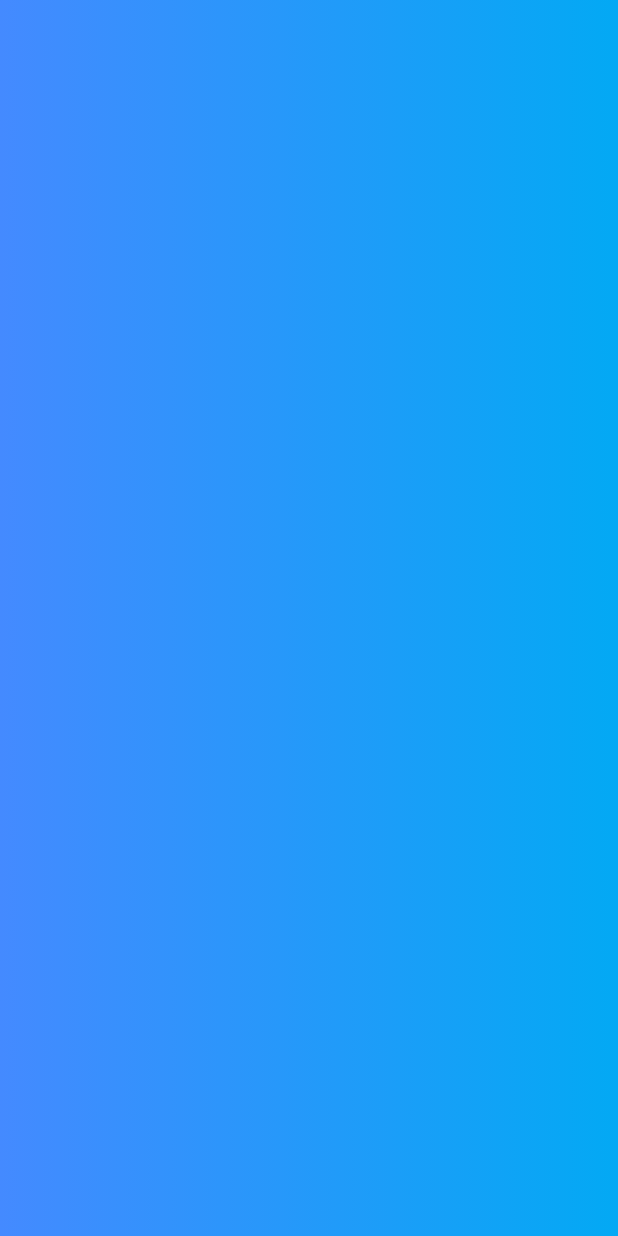
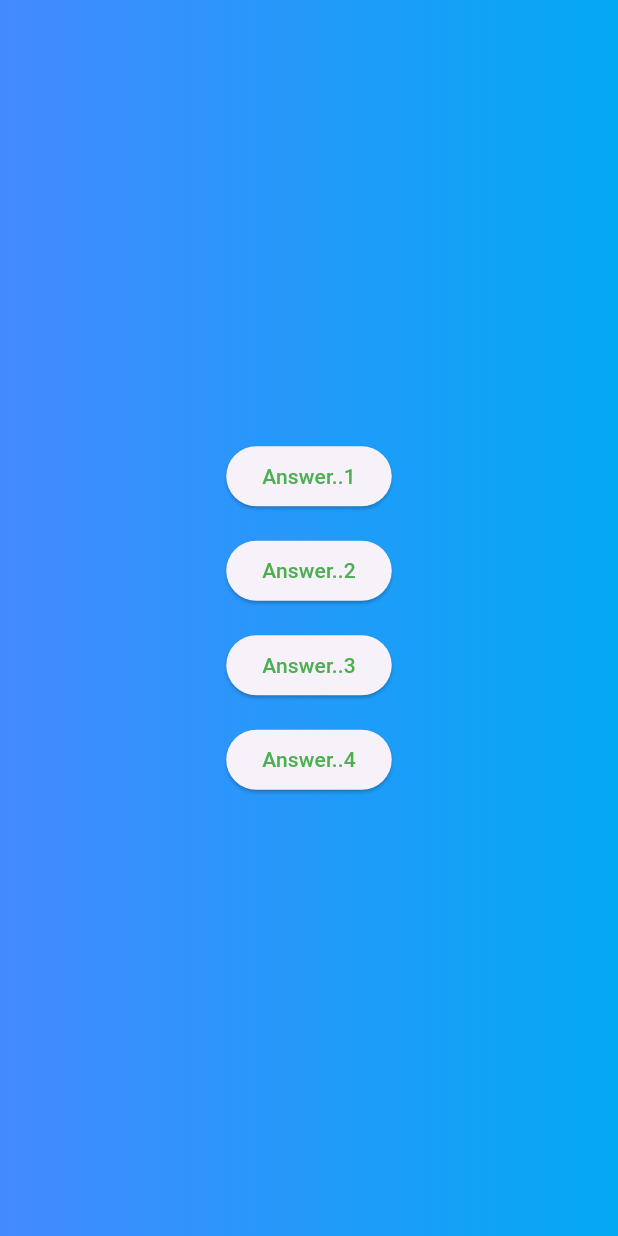
Before and after one commit to phharaoh/Quiz_App, a Flutter app: the screen it shows after launch, after a tap on "Start Learning", on a phone screen of 412 x 824 dp. Run offline on Flutter 3.47's test engine with Material 3 defaults, Android fonts, the phone set to English and light mode, and no system bars.

Commit message:
sec update

```diff
--- /dev/null
+++ b/lib/answer_button.dart
@@ -0,0 +1,19 @@
+import 'package:flutter/material.dart';
+
+class AnswerButton extends StatelessWidget {
+  const AnswerButton(this.answertext, this.onpressed, {super.key});
+
+  final String answertext;
+  final void Function() onpressed;
+
+  @override
+  Widget build(BuildContext context) {
+    return ElevatedButton(
+      onPressed: onpressed,
+      style: OutlinedButton.styleFrom(
+        foregroundColor: Colors.green,
+      ),
+      child: Text(answertext),
+    );
+  }
+}
--- a/lib/questions_page.dart
+++ b/lib/questions_page.dart
@@ -1,4 +1,5 @@
 import 'package:flutter/material.dart';
+import 'package:quiz_app/answer_button.dart';
 
 class Questions extends StatelessWidget {
   const Questions({super.key});
@@ -9,6 +10,24 @@ class Questions extends StatelessWidget {
       decoration: const BoxDecoration(
         gradient: LinearGradient(colors: [Colors.blueAccent, Colors.lightBlue]),
       ),
+      child: Column(
+        mainAxisAlignment: MainAxisAlignment.center,
+        children: [
+          AnswerButton('Answer..1', () {}),
+          const SizedBox(
+            height: 15,
+          ),
+          AnswerButton('Answer..2', () {}),
+          const SizedBox(
+            height: 15,
+          ),
+          AnswerButton('Answer..3', () {}),
+          const SizedBox(
+            height: 15,
+          ),
+          AnswerButton('Answer..4', () {}),
+        ],
+      ),
     );
   }
 }
```
